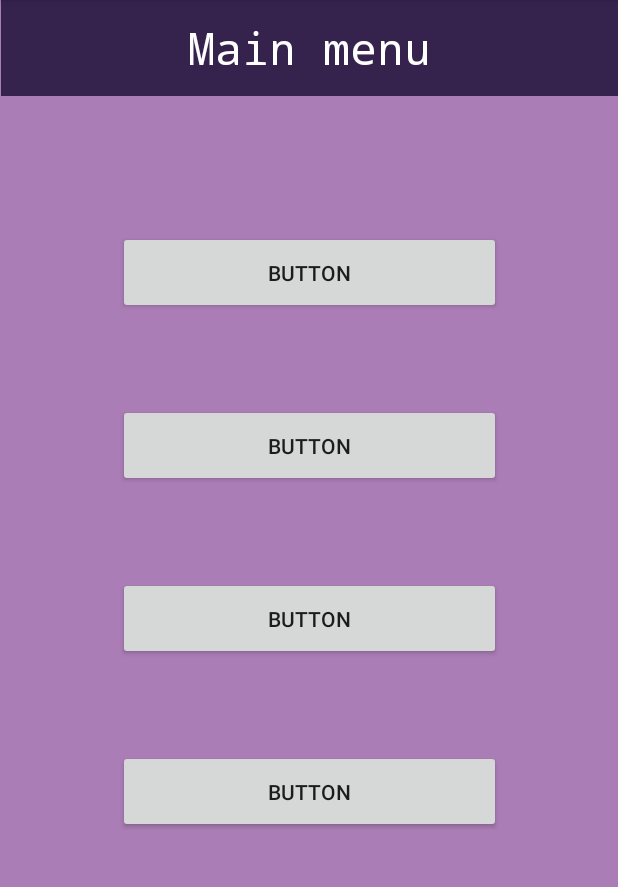
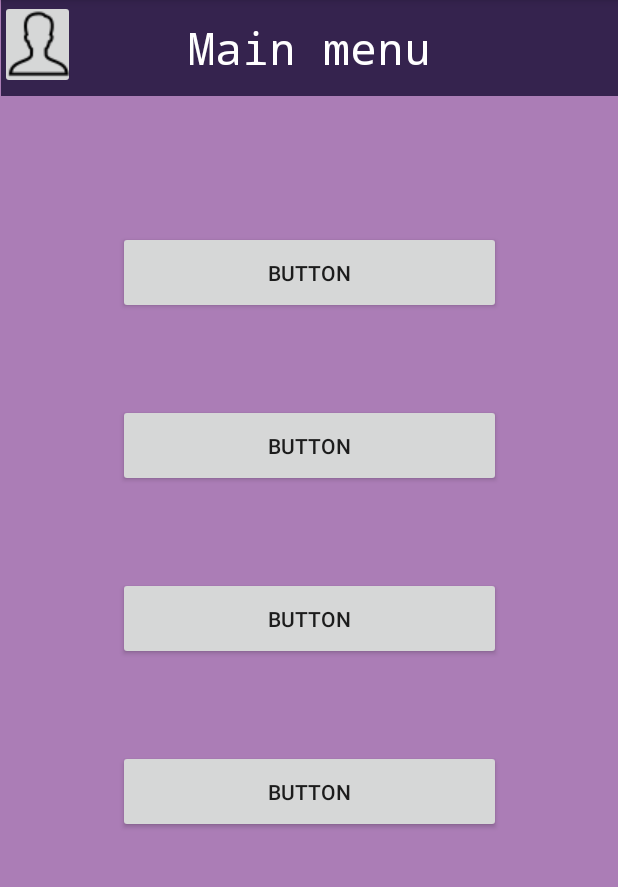
Before and after one commit to Anastasia-98Moiseeva/words-learning, an Android app: the screen it shows after launch (MainApplication), on a phone screen of 412 x 824 dp, the part 84-971 px from its top. Run offline under Robolectric (Android 15) with nearby library versions, the phone set to English and light mode, and no system bars; 1 statement that could not run was skipped.

Commit message:
Add icons

```diff
--- a/app/src/main/res/layout/main_application.xml
+++ b/app/src/main/res/layout/main_application.xml
@@ -54,6 +54,11 @@
             app:layout_constraintTop_toBottomOf="@+id/button7" app:layout_constraintEnd_toEndOf="parent"
             android:layout_marginEnd="80dp" app:layout_constraintStart_toStartOf="parent"
             android:layout_marginStart="80dp"/>
+    <ImageButton
+            android:src="@drawable/icon_user"
+            android:layout_width="50dp"
+            android:layout_height="59dp" tools:layout_editor_absoluteY="673dp"
+            tools:layout_editor_absoluteX="361dp" android:id="@+id/imageButton3"/>
 
 
 </android.support.constraint.ConstraintLayout>
```
Also changed, not shown: app/src/main/res/drawable/icon_book.png (added), app/src/main/res/drawable/icon_user.png (renamed from app/src/main/res/drawable/icons8-пользователь-50.png).
